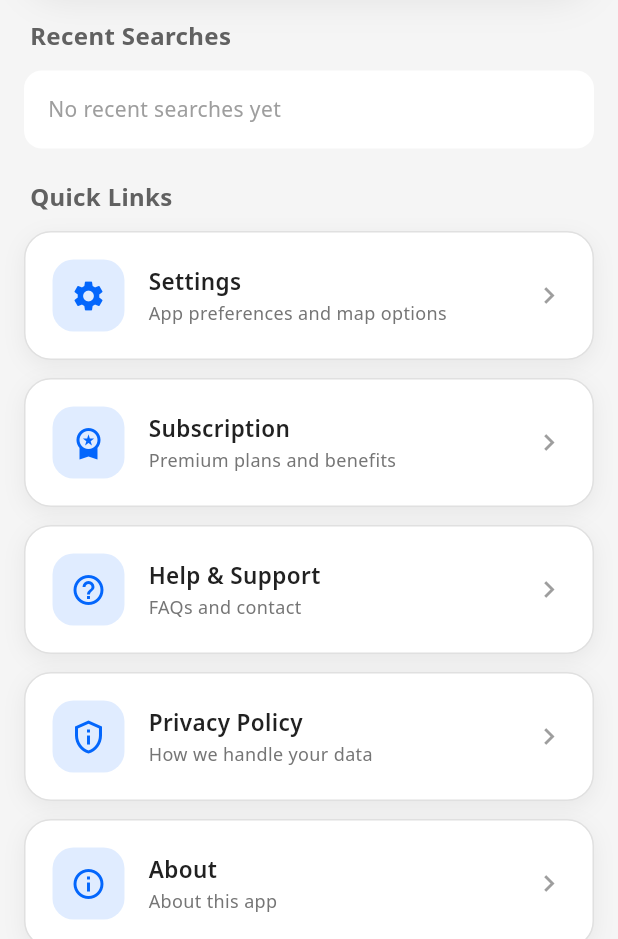
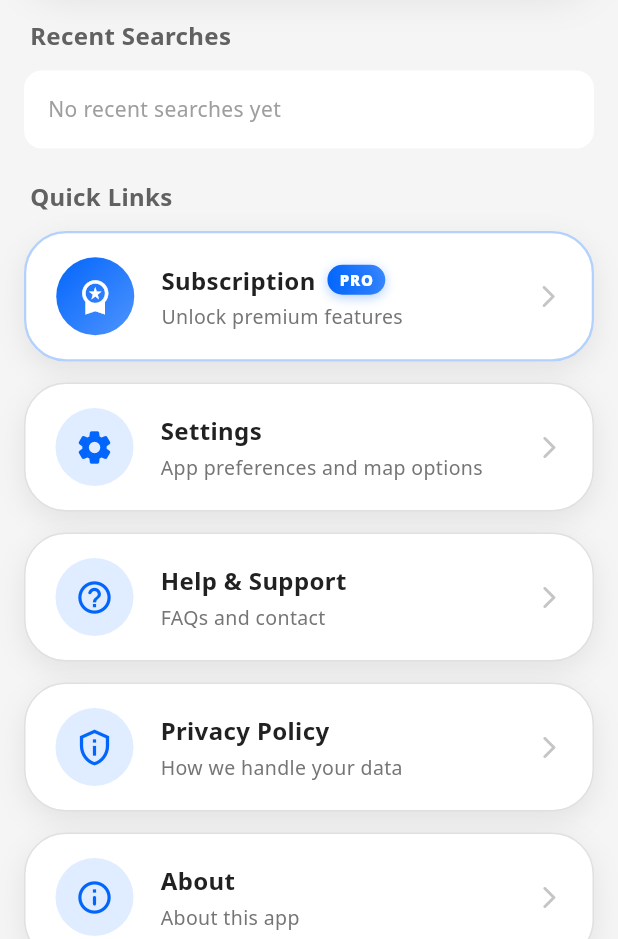
Before and after one commit to daniel0021-cpu/Campita, a Flutter app: the ProfileScreen screen opened directly, on a phone screen of 412 x 824 dp, the part 297-1236 px from its top. Run offline on Flutter 3.47's test engine with Material 3 defaults, Android fonts, the phone set to English and light mode, and no system bars; our stand-ins replace flutter_compass, flutter_map, geolocator, google_fonts, latlong2, share_plus and 1 more; missing offline and left inert: dart:html; accounts and stored records are empty; network calls fail.

Commit message:
feat: Profile quick links redesigned - pill-shaped individual containers, Subscription at top with PRO badge, Settings separate

```diff
--- a/lib/screens/profile_screen.dart
+++ b/lib/screens/profile_screen.dart
@@ -179,72 +179,168 @@ class _ProfileScreenState extends State<ProfileScreen> {
   Widget _buildQuickLinks() {
     return Column(
       children: [
-        _linkCard('Settings', 'App preferences and map options', Icons.settings, () {
+        // Subscription at TOP with PRO badge
+        _pillShapedLink(
+          'Subscription',
+          'Unlock premium features',
+          Icons.workspace_premium,
+          () {
+            Navigator.push(context, MaterialPageRoute(builder: (_) => const SubscriptionScreen()));
+          },
+          showProBadge: true,
+        ),
+        const SizedBox(height: 14),
+        // Settings in its own separate pill
+        _pillShapedLink(
+          'Settings',
+          'App preferences and map options',
+          Icons.settings_rounded,
+          () {
             Navigator.push(context, MaterialPageRoute(builder: (_) => const SettingsScreen()));
-        }),
-        const SizedBox(height: 12),
-        _linkCard('Subscription', 'Premium plans and benefits', Icons.workspace_premium, () {
-          Navigator.push(context, MaterialPageRoute(builder: (_) => const SubscriptionScreen()));
-        }),
-        const SizedBox(height: 12),
-        _linkCard('Help & Support', 'FAQs and contact', Icons.help_outline, () {
+          },
+        ),
+        const SizedBox(height: 14),
+        _pillShapedLink(
+          'Help & Support',
+          'FAQs and contact',
+          Icons.help_outline_rounded,
+          () {
             Navigator.push(context, MaterialPageRoute(builder: (_) => const HelpSupportScreen()));
-        }),
-        const SizedBox(height: 12),
-        _linkCard('Privacy Policy', 'How we handle your data', Icons.privacy_tip_outlined, () {
+          },
+        ),
+        const SizedBox(height: 14),
+        _pillShapedLink(
+          'Privacy Policy',
+          'How we handle your data',
+          Icons.privacy_tip_outlined,
+          () {
             Navigator.push(context, MaterialPageRoute(builder: (_) => const PrivacyPolicyScreen()));
-        }),
-        const SizedBox(height: 12),
-        _linkCard('About', 'About this app', Icons.info_outline, () {
+          },
+        ),
+        const SizedBox(height: 14),
+        _pillShapedLink(
+          'About',
+          'About this app',
+          Icons.info_outline_rounded,
+          () {
             Navigator.push(context, MaterialPageRoute(builder: (_) => const AboutScreen()));
-        }),
+          },
+        ),
       ],
     );
   }
 
-  Widget _linkCard(String title, String subtitle, IconData icon, VoidCallback onTap) {
+  Widget _pillShapedLink(String title, String subtitle, IconData icon, VoidCallback onTap, {bool showProBadge = false}) {
     final isDark = Theme.of(context).brightness == Brightness.dark;
-    return InkWell(
+    return Material(
+      color: Colors.transparent,
+      child: InkWell(
         onTap: onTap,
-      borderRadius: BorderRadius.circular(18),
+        borderRadius: BorderRadius.circular(28),
         child: Container(
-        padding: const EdgeInsets.all(18),
+          padding: const EdgeInsets.symmetric(horizontal: 20, vertical: 16),
           decoration: BoxDecoration(
             color: AppColors.cardBackground(context),
-          borderRadius: BorderRadius.circular(18),
-          border: Border.all(color: AppColors.borderAdaptive(context)),
+            borderRadius: BorderRadius.circular(28),
+            border: Border.all(
+              color: showProBadge ? AppColors.primary.withOpacity(0.3) : AppColors.borderAdaptive(context),
+              width: showProBadge ? 1.5 : 1,
+            ),
             boxShadow: [
               BoxShadow(
-              color: Colors.black.withOpacity(isDark ? 0.4 : 0.06),
-              blurRadius: 12,
-              offset: const Offset(0, 4),
+                color: Colors.black.withOpacity(isDark ? 0.4 : 0.08),
+                blurRadius: 16,
+                offset: const Offset(0, 6),
               ),
             ],
           ),
           child: Row(
             children: [
               Container(
-              width: 48,
-              height: 48,
+                width: 52,
+                height: 52,
                 decoration: BoxDecoration(
-                color: AppColors.primary.withOpacity(0.12),
-                borderRadius: BorderRadius.circular(14),
+                  gradient: showProBadge
+                      ? LinearGradient(
+                          colors: [AppColors.primary, AppColors.primary.withOpacity(0.7)],
+                          begin: Alignment.topLeft,
+                          end: Alignment.bottomRight,
+                        )
+                      : null,
+                  color: showProBadge ? null : AppColors.primary.withOpacity(0.12),
+                  shape: BoxShape.circle,
                 ),
-              child: Icon(icon, color: AppColors.primary, size: 24),
+                child: Icon(
+                  icon,
+                  color: showProBadge ? Colors.white : AppColors.primary,
+                  size: 26,
                 ),
-            const SizedBox(width: 16),
+              ),
+              const SizedBox(width: 18),
               Expanded(
                 child: Column(
                   crossAxisAlignment: CrossAxisAlignment.start,
                   children: [
-                  Text(title, style: GoogleFonts.notoSans(fontSize: 15, fontWeight: FontWeight.w600, color: AppColors.textPrimaryAdaptive(context))),
-                  const SizedBox(height: 3),
-                  Text(subtitle, style: GoogleFonts.notoSans(fontSize: 12, color: AppColors.textSecondaryAdaptive(context))),
+                    Row(
+                      children: [
+                        Text(
+                          title,
+                          style: GoogleFonts.notoSans(
+                            fontSize: 16,
+                            fontWeight: FontWeight.w700,
+                            color: AppColors.textPrimaryAdaptive(context),
+                          ),
+                        ),
+                        if (showProBadge) ...[
+                          const SizedBox(width: 8),
+                          Container(
+                            padding: const EdgeInsets.symmetric(horizontal: 8, vertical: 3),
+                            decoration: BoxDecoration(
+                              gradient: LinearGradient(
+                                colors: [AppColors.primary, AppColors.primary.withOpacity(0.75)],
+                              ),
+                              borderRadius: BorderRadius.circular(12),
+                              boxShadow: [
+                                BoxShadow(
+                                  color: AppColors.primary.withOpacity(0.3),
+                                  blurRadius: 6,
+                                  offset: const Offset(0, 2),
+                                ),
+                              ],
+                            ),
+                            child: Text(
+                              'PRO',
+                              style: GoogleFonts.notoSans(
+                                fontSize: 10,
+                                fontWeight: FontWeight.w900,
+                                color: Colors.white,
+                                letterSpacing: 0.5,
+                              ),
+                            ),
+                          ),
+                        ],
+                      ],
+                    ),
+                    const SizedBox(height: 5),
+                    Text(
+                      subtitle,
+                      style: GoogleFonts.notoSans(
+                        fontSize: 13,
+                        color: AppColors.textSecondaryAdaptive(context),
+                        height: 1.3,
+                      ),
+                    ),
                   ],
                 ),
               ),
-            Icon(Icons.chevron_right, color: AppColors.grey, size: 22),
+              const SizedBox(width: 8),
+              Icon(
+                Icons.arrow_forward_ios_rounded,
+                color: AppColors.grey.withOpacity(0.6),
+                size: 18,
+              ),
             ],
+          ),
         ),
       ),
     );
```
Lines whose indentation alone changed are shown as unchanged.
